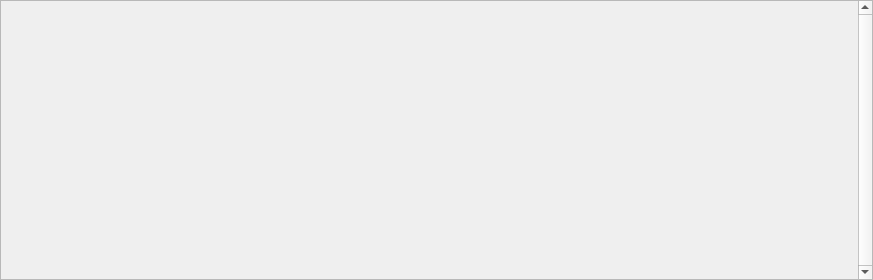
This is MediaControls.ui in exeldro/obs-media-controls as Qt 5 draws it before an edit. The edited form follows.
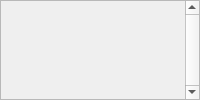
This is the edited form.

Commit message: use new call for docks

What changed in the file:
```diff
--- a/MediaControls.ui
+++ b/MediaControls.ui
@@ -1,28 +1,10 @@
 <?xml version="1.0" encoding="UTF-8"?>
 <ui version="4.0">
  <class>MediaControls</class>
- <widget class="QDockWidget" name="MediaControls">
+ <widget class="QWidget" name="dockWidgetContents">
 	 <property name="contextMenuPolicy">
 		 <enum>Qt::CustomContextMenu</enum>
 	 </property>
-  <property name="geometry">
-   <rect>
-    <x>0</x>
-    <y>0</y>
-    <width>873</width>
-    <height>280</height>
-   </rect>
-  </property>
-  <property name="floating">
-   <bool>true</bool>
-  </property>
-  <property name="features">
-   <set>QDockWidget::AllDockWidgetFeatures</set>
-  </property>
-  <property name="windowTitle">
-   <string>MediaControls</string>
-  </property>
-<widget class="QWidget" name="dockWidgetContents">
 	<property name="contextMenuPolicy">
 		<enum>Qt::CustomContextMenu</enum>
 	</property>
@@ -84,7 +66,6 @@
 		</item>
 	</layout>
   </widget>
- </widget>
  <customwidgets>
   <customwidget>
    <class>MediaSlider</class>
```
The commit also changes 3 other files.
